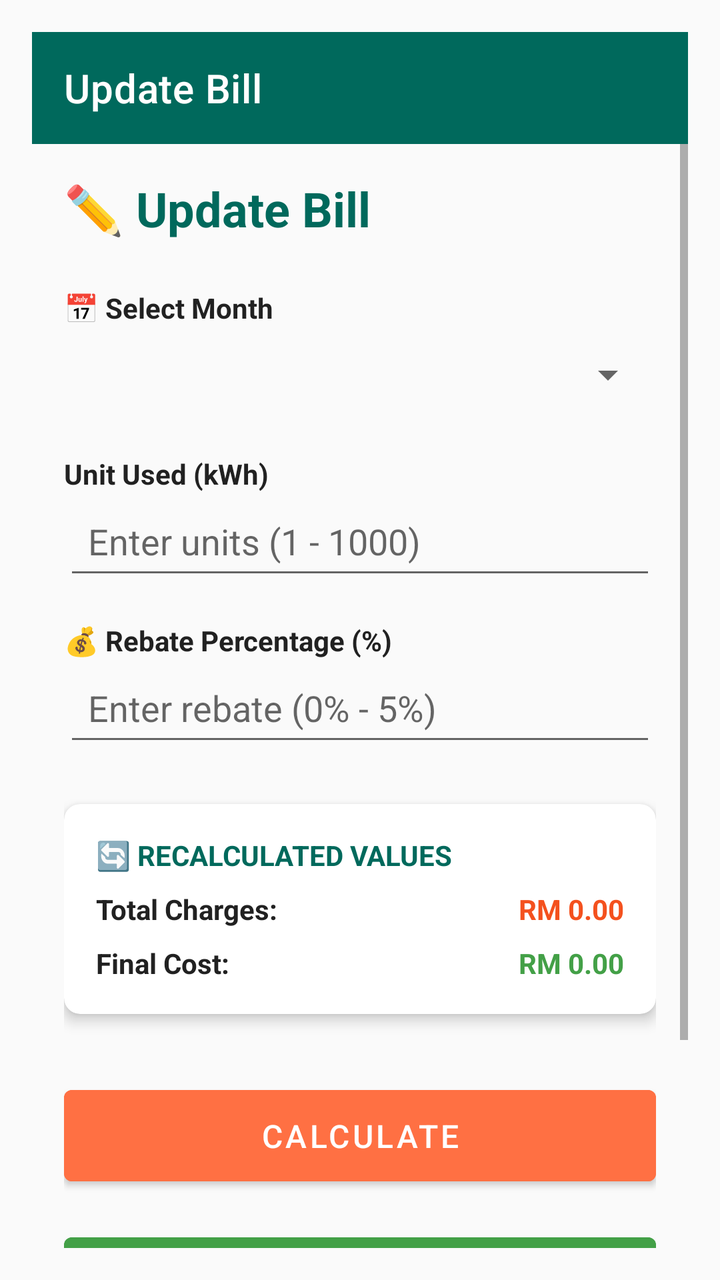
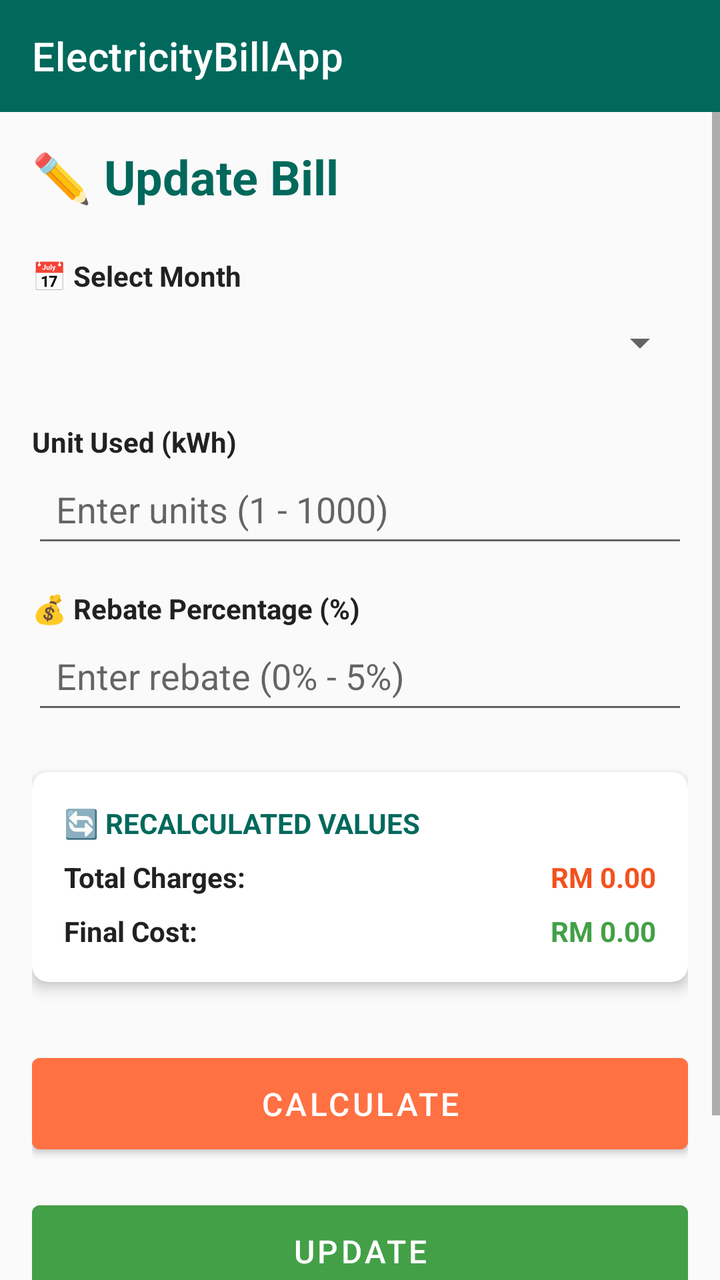

Compare the two renders of this Android layout. The source of the first and the diff that turns it into the second are given below.
<!-- AndroidManifest.xml: application theme Theme.ElectricityBillApp -->
<!-- res/layout/activity_update_bill.xml -->
<?xml version="1.0" encoding="utf-8"?>
<LinearLayout xmlns:android="http://schemas.android.com/apk/res/android"
    xmlns:app="http://schemas.android.com/apk/res-auto"
    android:layout_width="match_parent"
    android:layout_height="match_parent"
    android:orientation="vertical"
    android:background="@color/background"
    android:padding="16dp">

    <androidx.appcompat.widget.Toolbar
        android:id="@+id/toolbar"
        android:layout_width="match_parent"
        android:layout_height="?attr/actionBarSize"
        android:background="@color/primary"
        app:titleTextColor="@android:color/white"
        app:title="@string/update_bill_title" />

    <ScrollView
        android:layout_width="match_parent"
        android:layout_height="match_parent">

        <LinearLayout
            android:layout_width="match_parent"
            android:layout_height="wrap_content"
            android:orientation="vertical"
            android:padding="16dp">

            <TextView
                android:layout_width="wrap_content"
                android:layout_height="wrap_content"
                android:text="@string/update_bill_heading"
                android:textSize="24sp"
                android:textStyle="bold"
                android:textColor="@color/primary"
                android:layout_marginBottom="24dp"/>

            <TextView
                android:layout_width="wrap_content"
                android:layout_height="wrap_content"
                android:text="@string/month_label"
                android:textStyle="bold"
                android:textColor="@color/text_primary"/>

            <Spinner
                android:id="@+id/spinnerMonth"
                android:layout_width="match_parent"
                android:layout_height="48dp"
                android:minHeight="48dp"
                android:layout_marginBottom="16dp"/>

            <TextView
                android:layout_width="wrap_content"
                android:layout_height="wrap_content"
                android:text="@string/unit_used_label"
                android:textStyle="bold"
                android:textColor="@color/text_primary"/>

            <EditText
                android:id="@+id/editTextUnit"
                android:layout_width="match_parent"
                android:layout_height="wrap_content"
                android:inputType="number"
                android:hint="@string/unit_hint"
                android:autofillHints="number"
                android:minHeight="48dp"
                android:padding="12dp"
                android:layout_marginBottom="16dp"/>

            <TextView
                android:layout_width="wrap_content"
                android:layout_height="wrap_content"
                android:text="@string/rebate_label"
                android:textStyle="bold"
                android:textColor="@color/text_primary"/>

            <EditText
                android:id="@+id/editTextRebate"
                android:layout_width="match_parent"
                android:layout_height="wrap_content"
                android:inputType="numberDecimal"
                android:hint="@string/rebate_hint"
                android:autofillHints="number_percentage"
                android:minHeight="48dp"
                android:padding="12dp"
                android:layout_marginBottom="24dp"/>

            <androidx.cardview.widget.CardView
                android:layout_width="match_parent"
                android:layout_height="wrap_content"
                app:cardCornerRadius="8dp"
                app:cardElevation="4dp"
                android:layout_marginBottom="24dp">

                <LinearLayout
                    android:layout_width="match_parent"
                    android:layout_height="wrap_content"
                    android:orientation="vertical"
                    android:padding="16dp">

                    <TextView
                        android:layout_width="wrap_content"
                        android:layout_height="wrap_content"
                        android:text="@string/recalculated_values"
                        android:textStyle="bold"
                        android:textColor="@color/primary"
                        android:layout_marginBottom="8dp"/>

                    <LinearLayout
                        android:layout_width="match_parent"
                        android:layout_height="wrap_content"
                        android:orientation="horizontal"
                        android:layout_marginBottom="8dp">
                        <TextView
                            android:layout_width="0dp"
                            android:layout_height="wrap_content"
                            android:layout_weight="1"
                            android:text="@string/total_charges"
                            android:textStyle="bold"
                            android:textColor="@color/text_primary"/>
                        <TextView
                            android:id="@+id/textViewTotalCharges"
                            android:layout_width="wrap_content"
                            android:layout_height="wrap_content"
                            android:text="RM 0.00"
                            android:textStyle="bold"
                            android:textColor="@color/accent_dark"/>
                    </LinearLayout>

                    <LinearLayout
                        android:layout_width="match_parent"
                        android:layout_height="wrap_content"
                        android:orientation="horizontal">
                        <TextView
                            android:layout_width="0dp"
                            android:layout_height="wrap_content"
                            android:layout_weight="1"
                            android:text="@string/final_cost"
                            android:textStyle="bold"
                            android:textColor="@color/text_primary"/>
                        <TextView
                            android:id="@+id/textViewFinalCost"
                            android:layout_width="wrap_content"
                            android:layout_height="wrap_content"
                            android:text="RM 0.00"
                            android:textStyle="bold"
                            android:textColor="@color/success"/>
                    </LinearLayout>
                </LinearLayout>
            </androidx.cardview.widget.CardView>

            <Button
                android:id="@+id/buttonCalculate"
                android:layout_width="match_parent"
                android:layout_height="wrap_content"
                android:text="@string/calculate"
                android:textColor="@android:color/white"
                android:backgroundTint="@color/accent"
                android:padding="12dp"
                android:textAllCaps="false"
                android:textSize="16sp"
                android:layout_marginTop="8dp"
                android:layout_marginBottom="16dp" />

            <Button
                android:id="@+id/buttonUpdate"
                android:layout_width="match_parent"
                android:layout_height="wrap_content"
                android:text="@string/update"
                android:textColor="@android:color/white"
                android:backgroundTint="@color/success"
                android:padding="12dp"
                android:textAllCaps="false"
                android:textSize="16sp"
                android:layout_marginBottom="8dp"/>

            <Button
                android:id="@+id/buttonCancel"
                android:layout_width="match_parent"
                android:layout_height="wrap_content"
                android:text="@string/cancel"
                android:textColor="@android:color/white"
                android:backgroundTint="@android:color/darker_gray"
                android:padding="12dp"
                android:textAllCaps="false"
                android:textSize="16sp"/>

        </LinearLayout>
    </ScrollView>

</LinearLayout>
<!-- resources referenced by this layout -->
<resources>
  <color name="accent">#FF7043</color>
  <color name="accent_dark">#F4511E</color>
  <color name="background">#FAFAFA</color>
  <color name="primary">#00695C</color>
  <color name="success">#43A047</color>
  <color name="text_primary">#212121</color>
  <string name="calculate">CALCULATE</string>
  <string name="cancel">CANCEL</string>
  <string name="final_cost">Final Cost:</string>
  <string name="month_label">📅 Select Month</string>
  <string name="rebate_hint">Enter rebate (0% - 5%)</string>
  <string name="rebate_label">💰 Rebate Percentage (%)</string>
  <string name="recalculated_values">🔄 RECALCULATED VALUES</string>
  <string name="total_charges">Total Charges:</string>
  <string name="unit_hint">Enter units (1 - 1000)</string>
  <string name="unit_used_label">Unit Used (kWh)</string>
  <string name="update">UPDATE</string>
  <string name="update_bill_heading">✏️ Update Bill</string>
  <string name="update_bill_title">Update Bill</string>
  <style name="Theme.ElectricityBillApp" parent="Theme.MaterialComponents.DayNight.NoActionBar">
          
          <item name="android:statusBarColor">@color/primary_variant</item>
          
          <item name="colorPrimary">@color/primary</item>
          <item name="colorPrimaryDark">@color/primary_variant</item>
          <item name="colorAccent">@color/accent</item>
          
          <item name="colorSecondary">@color/accent</item>
          <item name="android:colorBackground">@color/background</item>
      </style>
  <color name="primary_variant">#004D40</color>
</resources>

<!-- the commit's change to res/layout/activity_update_bill.xml (unified diff, before → after) -->
@@ -4,8 +4,7 @@
     android:layout_width="match_parent"
     android:layout_height="match_parent"
     android:orientation="vertical"
-    android:background="@color/background"
-    android:padding="16dp">
+    android:background="@color/background">
 
     <androidx.appcompat.widget.Toolbar
         android:id="@+id/toolbar"
@@ -13,11 +12,12 @@
         android:layout_height="?attr/actionBarSize"
         android:background="@color/primary"
         app:titleTextColor="@android:color/white"
-        app:title="@string/update_bill_title" />
+        app:title="@string/app_name" />
 
     <ScrollView
         android:layout_width="match_parent"
-        android:layout_height="match_parent">
+        android:layout_height="0dp"
+        android:layout_weight="1">
 
         <LinearLayout
             android:layout_width="match_parent"
<!-- resource entries referenced after the edit -->
@@ -6,6 +6,7 @@
   <color name="primary">#00695C</color>
   <color name="success">#43A047</color>
   <color name="text_primary">#212121</color>
+  <string name="app_name">ElectricityBillApp</string>
   <string name="calculate">CALCULATE</string>
   <string name="cancel">CANCEL</string>
   <string name="final_cost">Final Cost:</string>
@@ -18,7 +19,6 @@
   <string name="unit_used_label">Unit Used (kWh)</string>
   <string name="update">UPDATE</string>
   <string name="update_bill_heading">✏️ Update Bill</string>
-  <string name="update_bill_title">Update Bill</string>
   <style name="Theme.ElectricityBillApp" parent="Theme.MaterialComponents.DayNight.NoActionBar">
           
           <item name="android:statusBarColor">@color/primary_variant</item>
